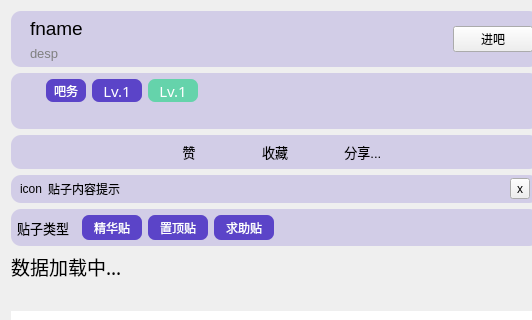
Old version of the form src/resf/tie_detail_view.ui in the repository clb-128258/TiebaDesktop; both pictures show x 0 to 532 and y 0 to 320 of the 1084 by 639 pixel window.
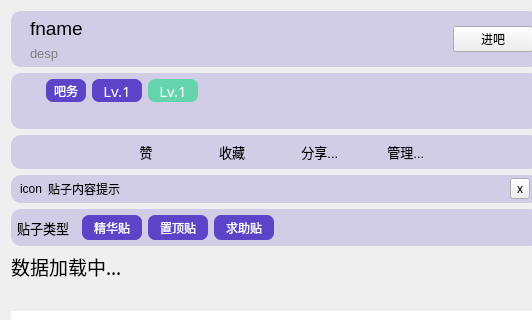
New version of the form.

The edit to the form file:
```diff
--- a/src/resf/tie_detail_view.ui
+++ b/src/resf/tie_detail_view.ui
@@ -422,6 +422,39 @@
             </property>
            </widget>
           </item>
+          <item row="0" column="5">
+           <widget class="QPushButton" name="pushButton_9">
+            <property name="sizePolicy">
+             <sizepolicy hsizetype="Minimum" vsizetype="Fixed">
+              <horstretch>0</horstretch>
+              <verstretch>0</verstretch>
+             </sizepolicy>
+            </property>
+            <property name="minimumSize">
+             <size>
+              <width>0</width>
+              <height>0</height>
+             </size>
+            </property>
+            <property name="maximumSize">
+             <size>
+              <width>16777215</width>
+              <height>16777215</height>
+             </size>
+            </property>
+            <property name="font">
+             <font>
+              <pointsize>10</pointsize>
+             </font>
+            </property>
+            <property name="text">
+             <string> 管理...</string>
+            </property>
+            <property name="flat">
+             <bool>true</bool>
+            </property>
+           </widget>
+          </item>
          </layout>
         </widget>
        </item>
```
